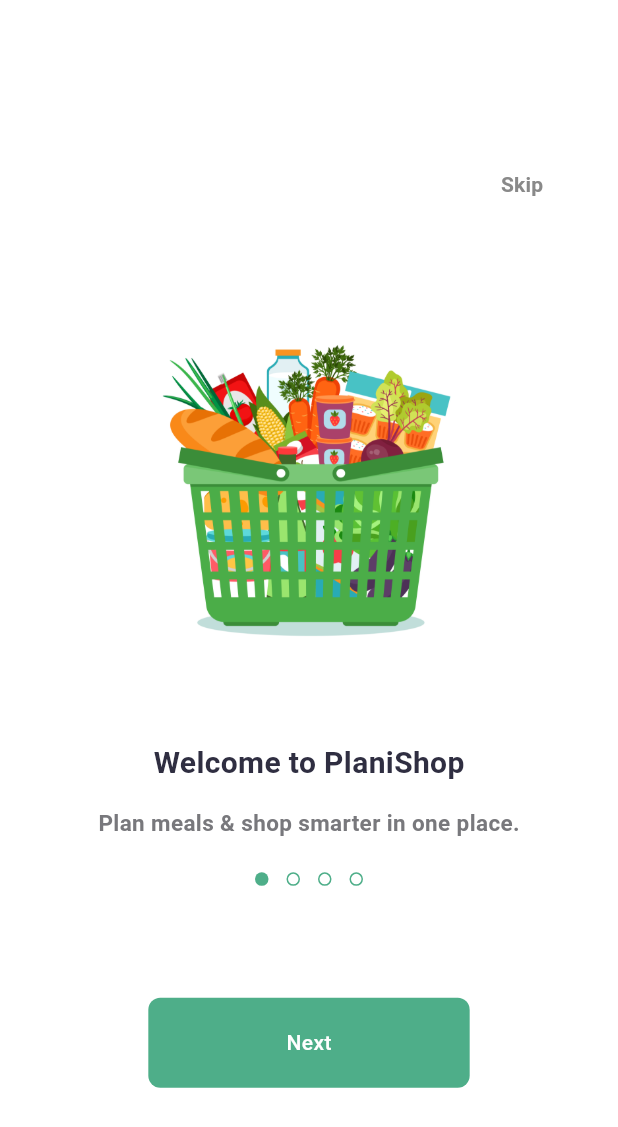
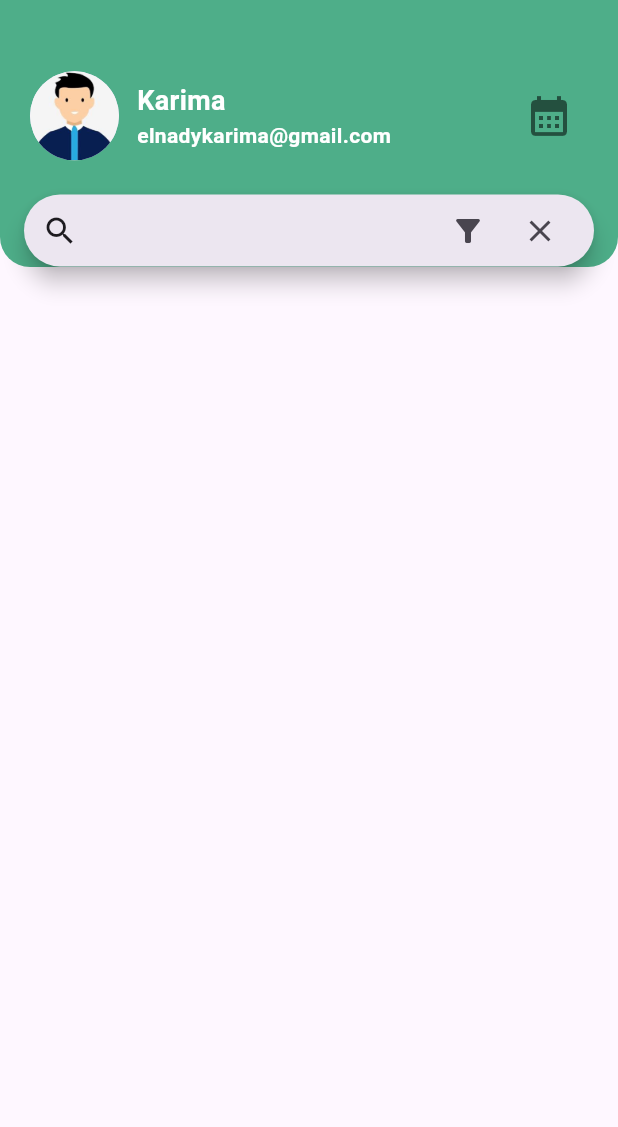
Before and after one commit to KarimaMahmoud626/Meal-Planning-App, a Flutter app: the screen it shows after launch, on a phone screen of 412 x 824 dp. Shown: the top 1127 px of the screen. Run offline on Flutter 3.47's test engine with Material 3 defaults, Android fonts, the phone set to English and light mode, and no system bars; drawn by our look-alikes of dots_indicator; our stand-ins replace cloud_firestore, dartz, firebase_auth, firebase_core, flutter_bloc, get and 2 more; missing offline and left inert: flutter_facebook_auth, font_awesome_icon_class; accounts and stored records are empty.

Commit message:
custom app bar ui

```diff
--- /dev/null
+++ b/lib/core/widgets/custom_title_subtitle.dart
@@ -0,0 +1,38 @@
+import 'package:flutter/material.dart';
+
+class CustomTitleSubtitle extends StatelessWidget {
+  const CustomTitleSubtitle({super.key, this.title, this.subTitle});
+
+  final String? title;
+  final String? subTitle;
+
+  @override
+  Widget build(BuildContext context) {
+    return Padding(
+      padding: const EdgeInsets.symmetric(horizontal: 12),
+      child: Column(
+        crossAxisAlignment: CrossAxisAlignment.start,
+        children: [
+          Text(
+            title!,
+            style: TextStyle(
+              color: Colors.white,
+              fontSize: 18,
+              fontWeight: FontWeight.bold,
+            ),
+            textAlign: TextAlign.left,
+          ),
+          Text(
+            subTitle!,
+            style: TextStyle(
+              color: Colors.white,
+              fontSize: 14,
+              fontWeight: FontWeight.w600,
+            ),
+            textAlign: TextAlign.left,
+          ),
+        ],
+      ),
+    );
+  }
+}
--- a/lib/features/Auth/presentation/pages/compelete_info/widgets/compelete_information_view_body.dart
+++ b/lib/features/Auth/presentation/pages/compelete_info/widgets/compelete_information_view_body.dart
@@ -10,7 +10,7 @@
 import 'package:meal_planning_app/features/Auth/presentation/manager/cubit/auth_cubit/auth_cubit.dart';
 import 'package:meal_planning_app/features/Auth/presentation/manager/cubit/auth_cubit/auth_state.dart';
 import 'package:meal_planning_app/features/Auth/presentation/pages/compelete_info/widgets/compelete_info_item.dart';
-import 'package:meal_planning_app/features/home/home_view.dart';
+import 'package:meal_planning_app/features/home/presentation/pages/grocerry/home_view.dart';
 
 class CompeleteInformationViewBody extends StatefulWidget {
   const CompeleteInformationViewBody({super.key});
--- a/lib/features/Auth/presentation/pages/login/widgets/login_view_body.dart
+++ b/lib/features/Auth/presentation/pages/login/widgets/login_view_body.dart
@@ -21,7 +21,7 @@
         if (state is AuthSuccess) {
           Get.to(
             () => BlocProvider.value(
-              value: context.read<AuthCubit>(), // نفس ال instance
+              value: context.read<AuthCubit>(),
               child: CompeleteInformationView(),
             ),
             duration: const Duration(milliseconds: 500),
--- /dev/null
+++ b/lib/features/home/presentation/pages/grocerry/home_view.dart
@@ -0,0 +1,14 @@
+import 'package:flutter/material.dart';
+import 'package:meal_planning_app/core/utils/size_config.dart';
+import 'package:meal_planning_app/features/home/presentation/pages/grocerry/widgets/custom_app_bar.dart';
+import 'package:meal_planning_app/features/home/presentation/pages/grocerry/widgets/home_view_body.dart';
+
+class HomeView extends StatelessWidget {
+  const HomeView({super.key});
+
+  @override
+  Widget build(BuildContext context) {
+    SizeConfig().init(context);
+    return Scaffold(body: HomeViewBody(), appBar: CustomAppBar());
+  }
+}
--- /dev/null
+++ b/lib/features/home/presentation/pages/grocerry/widgets/custom_app_bar.dart
@@ -0,0 +1,51 @@
+import 'package:flutter/material.dart';
+import 'package:meal_planning_app/core/constants.dart';
+import 'package:meal_planning_app/core/utils/size_config.dart';
+import 'package:meal_planning_app/core/widgets/space_widget.dart';
+import 'package:meal_planning_app/features/home/presentation/pages/grocerry/widgets/custom_search_bar.dart';
+import 'package:meal_planning_app/features/home/presentation/pages/grocerry/widgets/user_profile.dart';
+
+class CustomAppBar extends StatelessWidget implements PreferredSizeWidget {
+  const CustomAppBar({super.key});
+
+  @override
+  Widget build(BuildContext context) {
+    return Container(
+      decoration: BoxDecoration(
+        color: kMainColor,
+        borderRadius: BorderRadius.only(
+          bottomLeft: Radius.circular(20),
+          bottomRight: Radius.circular(20),
+        ),
+      ),
+      child: Padding(
+        padding: const EdgeInsets.all(8.0),
+        child: Column(
+          crossAxisAlignment: CrossAxisAlignment.start,
+          children: [
+            VerticalSpace(4),
+            Row(
+              children: [
+                UserProfile(),
+                HorizontalSpace(7),
+                IconButton(
+                  onPressed: () {},
+                  icon: Icon(
+                    Icons.calendar_month,
+                    size: 32,
+                    color: Colors.black54,
+                  ),
+                ),
+              ],
+            ),
+            VerticalSpace(1.5),
+            CustomSearchBar(),
+          ],
+        ),
+      ),
+    );
+  }
+
+  @override
+  Size get preferredSize => Size.fromHeight(SizeConfig.defaultSize! * 18);
+}
--- /dev/null
+++ b/lib/features/home/presentation/pages/grocerry/widgets/custom_search_bar.dart
@@ -0,0 +1,43 @@
+import 'package:flutter/material.dart';
+
+class CustomSearchBar extends StatelessWidget {
+  const CustomSearchBar({super.key});
+
+  @override
+  Widget build(BuildContext context) {
+    return Padding(
+      padding: const EdgeInsets.all(8.0),
+      child: SearchAnchor(
+        builder: (BuildContext context, SearchController controller) {
+          return SearchBar(
+            controller: controller,
+            padding: const WidgetStatePropertyAll<EdgeInsets>(
+              EdgeInsets.symmetric(horizontal: 12),
+            ),
+            constraints: BoxConstraints(minHeight: 48, maxHeight: 48),
+            onTap: () {
+              controller.openView();
+            },
+            onChanged: (_) {
+              controller.openView();
+            },
+            leading: const Icon(Icons.search),
+            trailing: <Widget>[
+              IconButton(onPressed: () {}, icon: const Icon(Icons.filter_alt)),
+              IconButton(onPressed: () {}, icon: const Icon(Icons.close)),
+            ],
+          );
+        },
+        suggestionsBuilder: (
+          BuildContext context,
+          SearchController controller,
+        ) {
+          return List<ListTile>.generate(5, (int index) {
+            final String item = 'item $index';
+            return ListTile(title: Text(item), onTap: () {});
+          });
+        },
+      ),
+    );
+  }
+}
--- a/lib/features/home/home_view.dart
+++ b/lib/features/home/presentation/pages/grocerry/widgets/home_view_body.dart
@@ -1,7 +1,7 @@
 import 'package:flutter/material.dart';
 
-class HomeView extends StatelessWidget {
-  const HomeView({super.key});
+class HomeViewBody extends StatelessWidget {
+  const HomeViewBody({super.key});
 
   @override
   Widget build(BuildContext context) {
--- /dev/null
+++ b/lib/features/home/presentation/pages/grocerry/widgets/user_avatar.dart
@@ -0,0 +1,17 @@
+import 'package:flutter/material.dart';
+import 'package:meal_planning_app/core/utils/size_config.dart';
+
+class UserAvatar extends StatelessWidget {
+  const UserAvatar({super.key});
+
+  @override
+  Widget build(BuildContext context) {
+    return Padding(
+      padding: const EdgeInsets.only(left: 12),
+      child: CircleAvatar(
+        radius: SizeConfig.defaultSize! * 3,
+        backgroundImage: AssetImage("assets/images/default_avatar.jpeg"),
+      ),
+    );
+  }
+}
--- /dev/null
+++ b/lib/features/home/presentation/pages/grocerry/widgets/user_profile.dart
@@ -0,0 +1,20 @@
+import 'package:flutter/material.dart';
+import 'package:meal_planning_app/core/widgets/custom_title_subtitle.dart';
+import 'package:meal_planning_app/features/home/presentation/pages/grocerry/widgets/user_avatar.dart';
+
+class UserProfile extends StatelessWidget {
+  const UserProfile({super.key});
+
+  @override
+  Widget build(BuildContext context) {
+    return Row(
+      children: [
+        UserAvatar(),
+        CustomTitleSubtitle(
+          title: 'Karima',
+          subTitle: 'elnadykarima@gmail.com',
+        ),
+      ],
+    );
+  }
+}
--- a/lib/main.dart
+++ b/lib/main.dart
@@ -1,5 +1,5 @@
 import 'package:flutter/material.dart';
-import 'package:meal_planning_app/features/splash/presentation/splash_view.dart';
+import 'package:meal_planning_app/features/home/presentation/pages/grocerry/home_view.dart';
 import 'package:get/get.dart';
 import 'package:firebase_core/firebase_core.dart';
 
@@ -15,9 +15,6 @@
 
   @override
   Widget build(BuildContext context) {
-    return GetMaterialApp(
-      debugShowCheckedModeBanner: false,
-      home: SplashView(),
-    );
+    return GetMaterialApp(debugShowCheckedModeBanner: false, home: HomeView());
   }
 }
```
Also changed, not shown: assets/images/default_avatar.jpeg (added).
